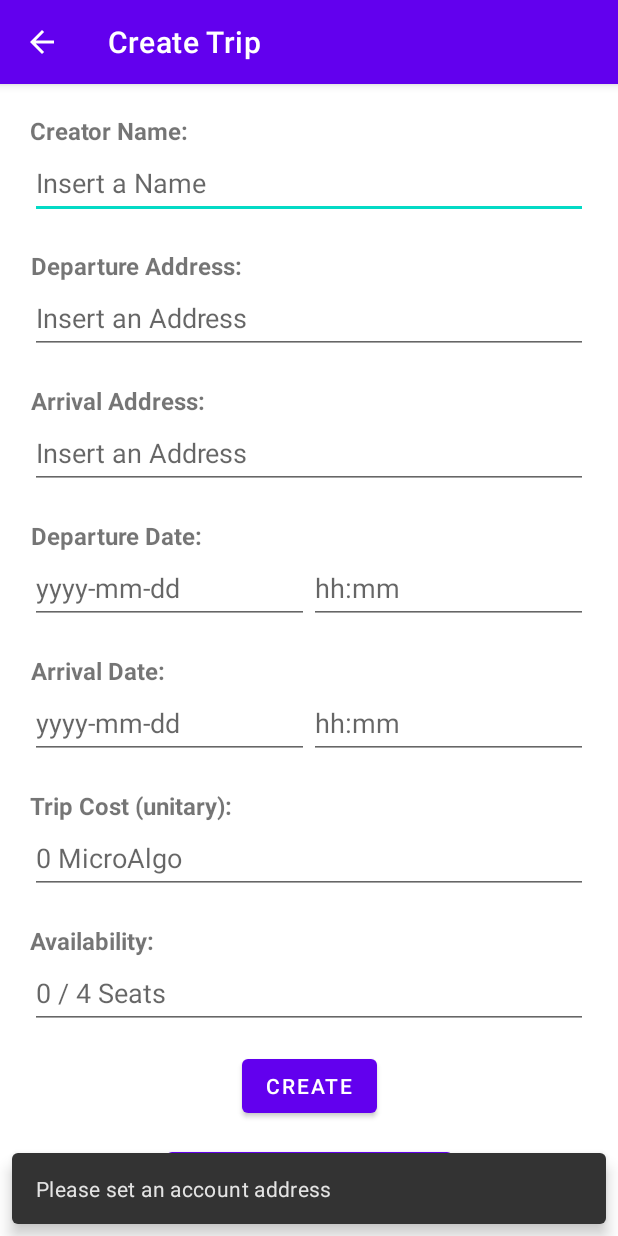
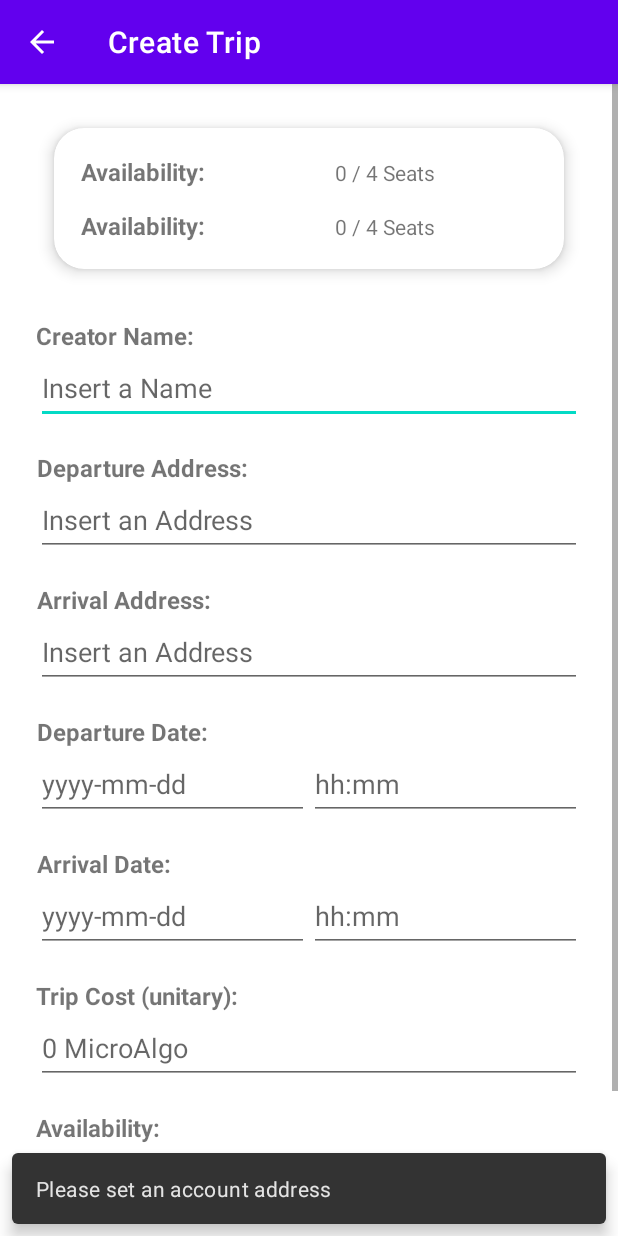
Before and after one commit to bara96/algo-carsharing-android, an Android app: the TripActivity screen opened directly, with no data from a screen before it, on a phone screen of 412 x 824 dp. Run offline under Robolectric (Android 15) with nearby library versions, the phone set to English and light mode, and no system bars; libraries missing offline, so code that uses them is left out: com.algorand.algosdk; 6 statements that could not run were skipped.

Commit message:
Added card on trip activity view

```diff
--- a/app/src/main/java/com/example/algorandcarsharing/activities/TripActivity.java
+++ b/app/src/main/java/com/example/algorandcarsharing/activities/TripActivity.java
@@ -293,11 +293,7 @@ public class TripActivity extends AccountBasedActivity {
             setLoading(true);
             CompletableFuture.supplyAsync(applicationService.startTrip(trip, account.getAccount()))
                     .thenAcceptAsync(result -> {
-                        currentMode = TripViewMode.Locked;
-                        runOnUiThread(() -> {
-                            setTripViewMode(currentMode);
-                            Snackbar.make(rootView, String.format("Started trip with id: %s", appId), Snackbar.LENGTH_LONG).show();
-                        });
+                        runOnUiThread(() -> Snackbar.make(rootView, String.format("Started trip with id: %s", appId), Snackbar.LENGTH_LONG).show());
                     })
                     .exceptionally(e -> {
                         LogHelper.error("StartTrip", e);
@@ -305,10 +301,12 @@ public class TripActivity extends AccountBasedActivity {
                         return null;
                     })
                     .handle((ok, ex) -> {
-                        runOnUiThread(() -> setLoading(false));
-                        if(appId != null) {
-                            loadApplication(appId);
-                        }
+                        runOnUiThread(() -> {
+                            setLoading(false);
+                            if(appId != null) {
+                                loadApplication(appId);
+                            }
+                        });
                         return ok;
                     });
         }
@@ -337,20 +335,19 @@ public class TripActivity extends AccountBasedActivity {
             CompletableFuture.supplyAsync(accountService.getAccountInfo(account.getAddress()))
                     .thenAcceptAsync(result -> this.account.setAccountInfo(result))
                     .thenComposeAsync(result -> CompletableFuture.supplyAsync(applicationService.participate(trip, account)))
-                    .thenAcceptAsync(result -> {
-                        currentMode = TripViewMode.Leave;
-                        runOnUiThread(() -> {
-                            setTripViewMode(currentMode);
-                            Snackbar.make(rootView, String.format("Joined trip with id: %s", result), Snackbar.LENGTH_LONG).show();
-                        });
-                    })
+                    .thenAcceptAsync(result -> runOnUiThread(() -> Snackbar.make(rootView, String.format("Joined trip with id: %s", result), Snackbar.LENGTH_LONG).show()))
                     .exceptionally(e -> {
                         LogHelper.error("JoinTrip", e);
                         runOnUiThread(() -> Snackbar.make(rootView, String.format("Error performing the request: %s", e.getMessage()), Snackbar.LENGTH_LONG).show());
                         return null;
                     })
                     .handle((ok, ex) -> {
-                        runOnUiThread(() -> setLoading(false));
+                        runOnUiThread(() -> {
+                            setLoading(false);
+                            if(appId != null) {
+                                loadApplication(appId);
+                            }
+                        });
                         return ok;
                     });
         }
@@ -379,20 +376,21 @@ public class TripActivity extends AccountBasedActivity {
             CompletableFuture.supplyAsync(accountService.getAccountInfo(account.getAddress()))
                     .thenAcceptAsync(result -> this.account.setAccountInfo(result))
                     .thenComposeAsync(result -> CompletableFuture.supplyAsync(applicationService.cancelParticipation(trip, account)))
-                    .thenAcceptAsync(result -> {
-                        currentMode = TripViewMode.Join;
-                        runOnUiThread(() -> {
-                            setTripViewMode(currentMode);
-                            Snackbar.make(rootView, String.format("Left trip with id: %s", result), Snackbar.LENGTH_LONG).show();
-                        });
-                    })
+                    .thenAcceptAsync(result -> runOnUiThread(() -> {
+                        Snackbar.make(rootView, String.format("Left trip with id: %s", result), Snackbar.LENGTH_LONG).show();
+                    }))
                     .exceptionally(e -> {
                         LogHelper.error("LeaveTrip", e);
                         runOnUiThread(() -> Snackbar.make(rootView, String.format("Error performing the request: %s", e.getMessage()), Snackbar.LENGTH_LONG).show());
                         return null;
                     })
                     .handle((ok, ex) -> {
-                        runOnUiThread(() -> setLoading(false));
+                        runOnUiThread(() -> {
+                            setLoading(false);
+                            if(appId != null) {
+                                loadApplication(appId);
+                            }
+                        });
                         return ok;
                     });
         }
--- a/app/src/main/res/layout/activity_trip.xml
+++ b/app/src/main/res/layout/activity_trip.xml
@@ -15,16 +15,84 @@
 
         <androidx.constraintlayout.widget.ConstraintLayout
             android:layout_width="match_parent"
-            android:layout_height="wrap_content">
+            android:layout_height="wrap_content"
+            android:layout_marginLeft="@dimen/margin_md"
+            android:layout_marginRight="@dimen/margin_md">
+
+            <androidx.cardview.widget.CardView
+                android:id="@+id/status_layout"
+                android:layout_width="match_parent"
+                android:layout_height="wrap_content"
+                android:layout_marginTop="@dimen/margin_xsm"
+                app:cardElevation="6dp"
+                app:cardMaxElevation="6dp"
+                app:cardCornerRadius="20dp"
+                app:cardBackgroundColor="@color/white"
+                app:cardPreventCornerOverlap="true"
+                app:cardUseCompatPadding="true"
+                app:layout_constraintLeft_toLeftOf="parent"
+                app:layout_constraintTop_toTopOf="parent">
+
+                <LinearLayout
+                    android:layout_width="match_parent"
+                    android:layout_height="wrap_content"
+                    android:orientation="vertical"
+                    android:layout_margin="@dimen/margin_sm">
+
+                    <LinearLayout
+                        android:layout_width="match_parent"
+                        android:layout_height="wrap_content"
+                        android:orientation="horizontal"
+                        android:layout_marginBottom="@dimen/margin_xsm">
+
+                        <TextView
+                            android:layout_width="0dp"
+                            android:layout_height="wrap_content"
+                            android:layout_weight="1"
+                            android:text="@string/availability_label"
+                            android:textSize="@dimen/text_medium"
+                            android:textStyle="bold" />
+
+                        <TextView
+                            android:layout_width="0dp"
+                            android:layout_height="wrap_content"
+                            android:layout_weight="2"
+                            android:gravity="center"
+                            android:text="@string/available_seats" />
+                    </LinearLayout>
+
+                    <LinearLayout
+                        android:layout_width="match_parent"
+                        android:layout_height="wrap_content"
+                        android:orientation="horizontal">
+
+                        <TextView
+                            android:layout_width="0dp"
+                            android:layout_height="wrap_content"
+                            android:layout_weight="1"
+                            android:text="@string/availability_label"
+                            android:textSize="@dimen/text_medium"
+                            android:textStyle="bold" />
+
+                        <TextView
+                            android:layout_width="0dp"
+                            android:layout_height="wrap_content"
+                            android:layout_weight="2"
+                            android:gravity="center"
+                            android:text="@string/available_seats" />
+                    </LinearLayout>
+                </LinearLayout>
+
+            </androidx.cardview.widget.CardView>
 
             <LinearLayout
                 android:id="@+id/creator_layout"
                 android:layout_width="match_parent"
                 android:layout_height="wrap_content"
+                android:layout_marginTop="@dimen/margin_sm"
                 android:orientation="vertical"
-                android:layout_margin="@dimen/margin"
                 app:layout_constraintLeft_toLeftOf="parent"
-                app:layout_constraintTop_toTopOf="parent">
+                app:layout_constraintTop_toBottomOf="@id/status_layout">
 
                 <TextView
                     android:layout_width="wrap_content"
@@ -51,7 +119,7 @@
                 android:layout_width="match_parent"
                 android:layout_height="wrap_content"
                 android:orientation="vertical"
-                android:layout_margin="@dimen/margin"
+                android:layout_marginTop="@dimen/margin_sm"
                 app:layout_constraintLeft_toLeftOf="parent"
                 app:layout_constraintTop_toBottomOf="@id/creator_layout">
 
@@ -81,7 +149,7 @@
                 android:layout_width="match_parent"
                 android:layout_height="wrap_content"
                 android:orientation="vertical"
-                android:layout_margin="@dimen/margin"
+                android:layout_marginTop="@dimen/margin_sm"
                 app:layout_constraintLeft_toLeftOf="parent"
                 app:layout_constraintTop_toBottomOf="@id/start_address_layout">
 
@@ -110,7 +178,7 @@
                 android:layout_width="match_parent"
                 android:layout_height="wrap_content"
                 android:orientation="vertical"
-                android:layout_margin="@dimen/margin"
+                android:layout_marginTop="@dimen/margin_sm"
                 app:layout_constraintLeft_toLeftOf="parent"
                 app:layout_constraintTop_toBottomOf="@id/end_address_layout">
 
@@ -168,7 +236,7 @@
                 android:layout_width="match_parent"
                 android:layout_height="wrap_content"
                 android:orientation="vertical"
-                android:layout_margin="@dimen/margin"
+                android:layout_marginTop="@dimen/margin_sm"
                 app:layout_constraintLeft_toLeftOf="parent"
                 app:layout_constraintTop_toBottomOf="@id/start_datetime_layout">
 
@@ -227,7 +295,7 @@
                 android:layout_width="match_parent"
                 android:layout_height="wrap_content"
                 android:orientation="vertical"
-                android:layout_margin="@dimen/margin"
+                android:layout_marginTop="@dimen/margin_sm"
                 app:layout_constraintLeft_toLeftOf="parent"
                 app:layout_constraintTop_toBottomOf="@id/end_datetime_layout">
 
@@ -256,7 +324,7 @@
                 android:layout_width="match_parent"
                 android:layout_height="wrap_content"
                 android:orientation="vertical"
-                android:layout_margin="@dimen/margin"
+                android:layout_marginTop="@dimen/margin_sm"
                 app:layout_constraintLeft_toLeftOf="parent"
                 app:layout_constraintTop_toBottomOf="@id/cost_layout">
 
```
